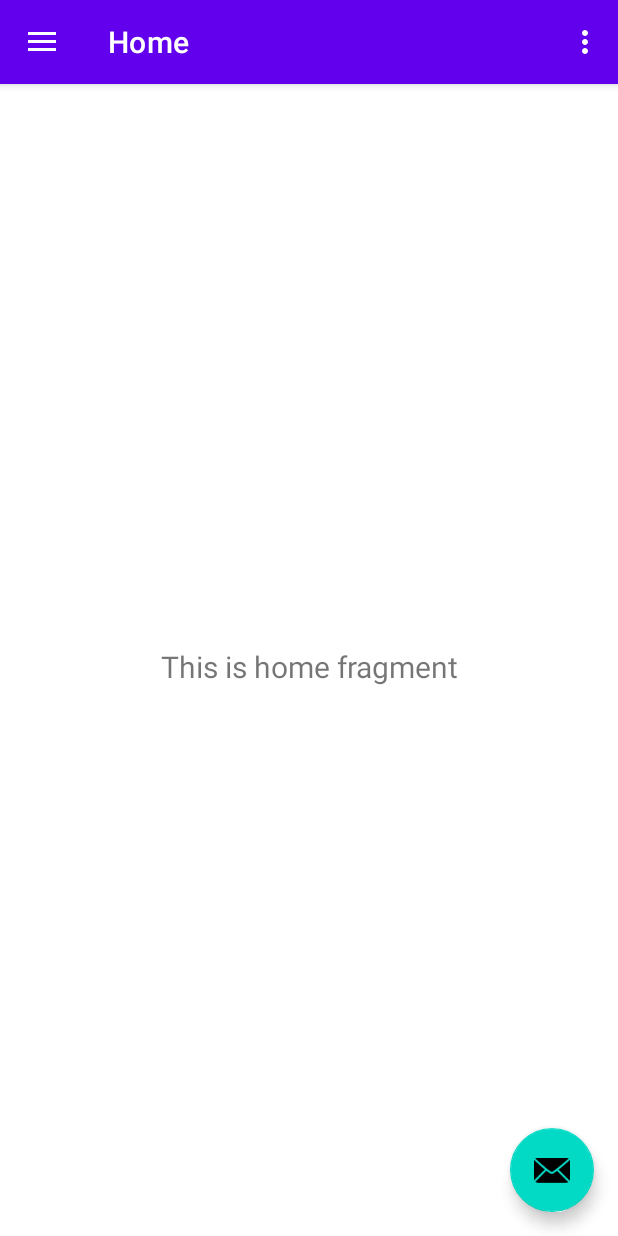
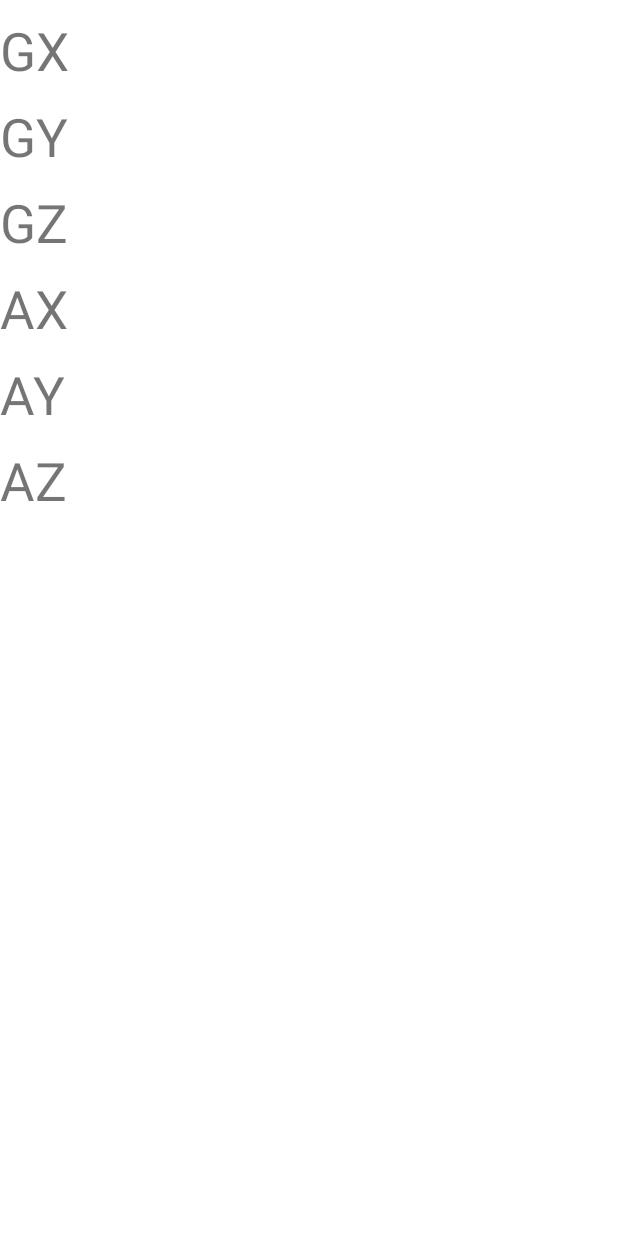
Before and after one commit to rjacomep/IoT_Host_DevKit, an Android app: the screen it shows after launch (MainActivity), on a phone screen of 412 x 824 dp. Run offline under Robolectric (Android 15) with nearby library versions, the phone set to English and light mode, and no system bars.

```diff
--- a/app/src/main/AndroidManifest.xml
+++ b/app/src/main/AndroidManifest.xml
@@ -1,7 +1,9 @@
 <?xml version="1.0" encoding="utf-8"?>
 <manifest xmlns:android="http://schemas.android.com/apk/res/android"
     xmlns:tools="http://schemas.android.com/tools">
-
+    <uses-permission android:name="android.permission.ACCESS_FINE_LOCATION" />
+    <uses-permission android:name="android.permission.ACCESS_COARSE_LOCATION" />
+    <uses-permission android:name="android.permission.HIGH_SAMPLING_RATE_SENSORS" />
     <application
         android:allowBackup="true"
         android:dataExtractionRules="@xml/data_extraction_rules"
--- a/app/src/main/java/com/example/iothost/MainActivity.java
+++ b/app/src/main/java/com/example/iothost/MainActivity.java
@@ -1,66 +1,121 @@
 package com.example.iothost;
 
+import android.annotation.SuppressLint;
+import android.content.Context;
+import android.content.pm.ActivityInfo;
+import android.hardware.Sensor;
+import android.hardware.SensorEvent;
+import android.hardware.SensorEventListener;
+import android.hardware.SensorManager;
 import android.os.Bundle;
-import android.view.View;
-import android.view.Menu;
+import android.widget.TextView;
 
-import com.google.android.material.snackbar.Snackbar;
-import com.google.android.material.navigation.NavigationView;
 
-import androidx.navigation.NavController;
-import androidx.navigation.Navigation;
-import androidx.navigation.ui.AppBarConfiguration;
-import androidx.navigation.ui.NavigationUI;
-import androidx.drawerlayout.widget.DrawerLayout;
+import androidx.activity.EdgeToEdge;
 import androidx.appcompat.app.AppCompatActivity;
+import androidx.core.graphics.Insets;
+import androidx.core.view.ViewCompat;
+import androidx.core.view.WindowInsetsCompat;
 
-import com.example.iothost.databinding.ActivityMainBinding;
+
 
 public class MainActivity extends AppCompatActivity {
 
-    private AppBarConfiguration mAppBarConfiguration;
-    private ActivityMainBinding binding;
+
+    TextView GyroX,GyroY, GyroZ, AccelX, AccelY, AccelZ;
+    SensorManager sensorManager;
+    Sensor gyroscope;
+    Sensor accelerometer;
+
+
 
     @Override
     protected void onCreate(Bundle savedInstanceState) {
         super.onCreate(savedInstanceState);
+        EdgeToEdge.enable(this);
+        setContentView(R.layout.activity_main);
+        ViewCompat.setOnApplyWindowInsetsListener(findViewById(R.id.main), (v, insets) -> {
+            Insets systemBars = insets.getInsets(WindowInsetsCompat.Type.systemBars());
+            v.setPadding(systemBars.left, systemBars.top, systemBars.right, systemBars.bottom);
+            return insets;
+        });
 
-        binding = ActivityMainBinding.inflate(getLayoutInflater());
-        setContentView(binding.getRoot());
+        // Obtener el SensorManager
+        sensorManager = (SensorManager) getSystemService(Context.SENSOR_SERVICE);
 
-        setSupportActionBar(binding.appBarMain.toolbar);
-        binding.appBarMain.fab.setOnClickListener(new View.OnClickListener() {
-            @Override
-            public void onClick(View view) {
-                Snackbar.make(view, "Replace with your own action", Snackbar.LENGTH_LONG)
-                        .setAction("Action", null)
-                        .setAnchorView(R.id.fab).show();
-            }
-        });
-        DrawerLayout drawer = binding.drawerLayout;
-        NavigationView navigationView = binding.navView;
-        // Passing each menu ID as a set of Ids because each
-        // menu should be considered as top level destinations.
-        mAppBarConfiguration = new AppBarConfiguration.Builder(
-                R.id.nav_home, R.id.nav_gallery, R.id.nav_slideshow)
-                .setOpenableLayout(drawer)
-                .build();
-        NavController navController = Navigation.findNavController(this, R.id.nav_host_fragment_content_main);
-        NavigationUI.setupActionBarWithNavController(this, navController, mAppBarConfiguration);
-        NavigationUI.setupWithNavController(navigationView, navController);
+        // Obtener los sensore: acelerómetro, giroscopio
+        gyroscope = sensorManager.getDefaultSensor(Sensor.TYPE_GYROSCOPE);
+        accelerometer = sensorManager.getDefaultSensor(Sensor.TYPE_ACCELEROMETER);
+
+
+        GyroX = findViewById(R.id.tvX);
+        GyroY = findViewById(R.id.tvY);
+        GyroZ = findViewById(R.id.tvZ);
+
+        AccelX = findViewById(R.id.acX);
+        AccelY = findViewById(R.id.acY);
+        AccelZ = findViewById(R.id.acZ);
+
+        setRequestedOrientation(ActivityInfo.SCREEN_ORIENTATION_UNSPECIFIED);
     }
 
-    @Override
-    public boolean onCreateOptionsMenu(Menu menu) {
-        // Inflate the menu; this adds items to the action bar if it is present.
-        getMenuInflater().inflate(R.menu.main, menu);
-        return true;
+    public void onResume(){
+        // Registrar el listener para ambos sensores
+        super.onResume();
+        if (accelerometer != null) {
+            sensorManager.registerListener(gyroListener,gyroscope,SensorManager.SENSOR_DELAY_FASTEST);
+        }
+        if (gyroscope != null) {
+            sensorManager.registerListener(accelListener,accelerometer,SensorManager.SENSOR_DELAY_FASTEST);
+        }
+
+
     }
 
-    @Override
-    public boolean onSupportNavigateUp() {
-        NavController navController = Navigation.findNavController(this, R.id.nav_host_fragment_content_main);
-        return NavigationUI.navigateUp(navController, mAppBarConfiguration)
-                || super.onSupportNavigateUp();
+    public void onStop(){
+        super.onStop();
+        sensorManager.unregisterListener(gyroListener);
     }
+    // Configurar el SensorEventListener para manejar los cambios de los sensores
+    public SensorEventListener gyroListener = new SensorEventListener(){
+        @SuppressLint("SetTextI18n")
+        @Override
+        public void onSensorChanged(SensorEvent event){
+            float x = event.values[0];
+            float y = event.values[0];
+            float z = event.values[0];
+
+            GyroX.setText("Gyro X: " + x);
+            GyroY.setText("Gyro Y: " + y);
+            GyroZ.setText("Gyro Z: " + z);
+
+        }
+
+        @Override
+        public void onAccuracyChanged(Sensor gyroscope, int i){
+
+        }
+    };
+    public SensorEventListener accelListener = new SensorEventListener(){
+        @SuppressLint("SetTextI18n")
+        @Override
+        public void onSensorChanged(SensorEvent event){
+            float x = event.values[0];
+            float y = event.values[0];
+            float z = event.values[0];
+
+            AccelX.setText("Accel X: " + x);
+            AccelY.setText("Accel Y: " + y);
+            AccelZ.setText("Accel Z: " + z);
+
+        }
+
+        @Override
+        public void onAccuracyChanged(Sensor accelerometer, int i){
+
+        }
+    };
+
+
+
 }
--- a/app/src/main/res/layout/activity_main.xml
+++ b/app/src/main/res/layout/activity_main.xml
@@ -1,25 +1,62 @@
 <?xml version="1.0" encoding="utf-8"?>
-<androidx.drawerlayout.widget.DrawerLayout xmlns:android="http://schemas.android.com/apk/res/android"
+<LinearLayout xmlns:android="http://schemas.android.com/apk/res/android"
     xmlns:app="http://schemas.android.com/apk/res-auto"
     xmlns:tools="http://schemas.android.com/tools"
-    android:id="@+id/drawer_layout"
+    android:id="@+id/main"
     android:layout_width="match_parent"
     android:layout_height="match_parent"
-    android:fitsSystemWindows="true"
-    tools:openDrawer="start">
+    android:orientation="vertical"
 
-    <include
-        android:id="@+id/app_bar_main"
-        layout="@layout/app_bar_main"
-        android:layout_width="match_parent"
-        android:layout_height="match_parent" />
+    tools:context=".MainActivity">
 
-    <com.google.android.material.navigation.NavigationView
-        android:id="@+id/nav_view"
+
+    <TextView
+        android:id="@+id/tvX"
         android:layout_width="wrap_content"
-        android:layout_height="match_parent"
-        android:layout_gravity="start"
-        android:fitsSystemWindows="true"
-        app:headerLayout="@layout/nav_header_main"
-        app:menu="@menu/activity_main_drawer" />
-</androidx.drawerlayout.widget.DrawerLayout>
+        android:layout_height="wrap_content"
+        android:layout_marginTop="10dp"
+        android:text="GX"
+        android:textSize="35dp" />
+
+    <TextView
+        android:id="@+id/tvY"
+        android:layout_width="wrap_content"
+        android:layout_height="wrap_content"
+        android:layout_marginTop="10dp"
+        android:text="GY"
+        android:textSize="35dp" />
+
+    <TextView
+        android:id="@+id/tvZ"
+        android:layout_width="wrap_content"
+        android:layout_height="wrap_content"
+        android:layout_marginTop="10dp"
+        android:text="GZ"
+        android:textSize="35dp" />
+
+    <TextView
+        android:id="@+id/acX"
+        android:layout_width="wrap_content"
+        android:layout_height="wrap_content"
+        android:layout_marginTop="10dp"
+        android:text="AX"
+        android:textSize="35dp" />
+
+    <TextView
+        android:id="@+id/acY"
+        android:layout_width="wrap_content"
+        android:layout_height="wrap_content"
+        android:layout_marginTop="10dp"
+        android:text="AY"
+        android:textSize="35dp" />
+
+    <TextView
+        android:id="@+id/acZ"
+        android:layout_width="wrap_content"
+        android:layout_height="wrap_content"
+        android:layout_marginTop="10dp"
+        android:text="AZ"
+        android:textSize="35dp" />
+
+
+</LinearLayout>
```
